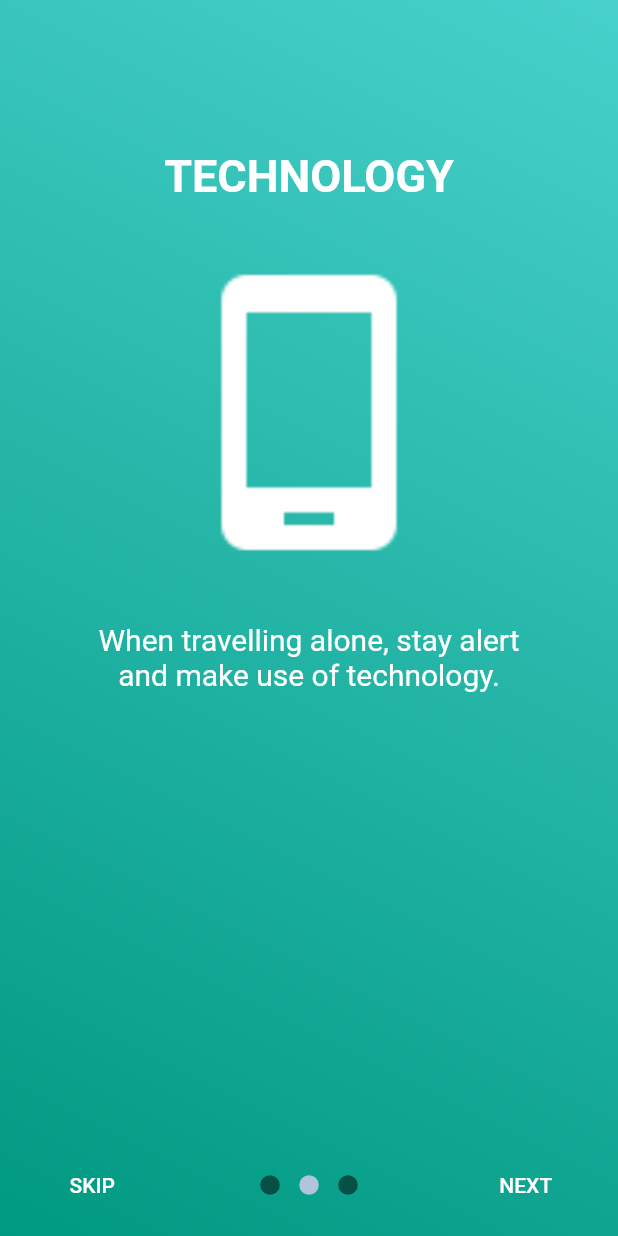
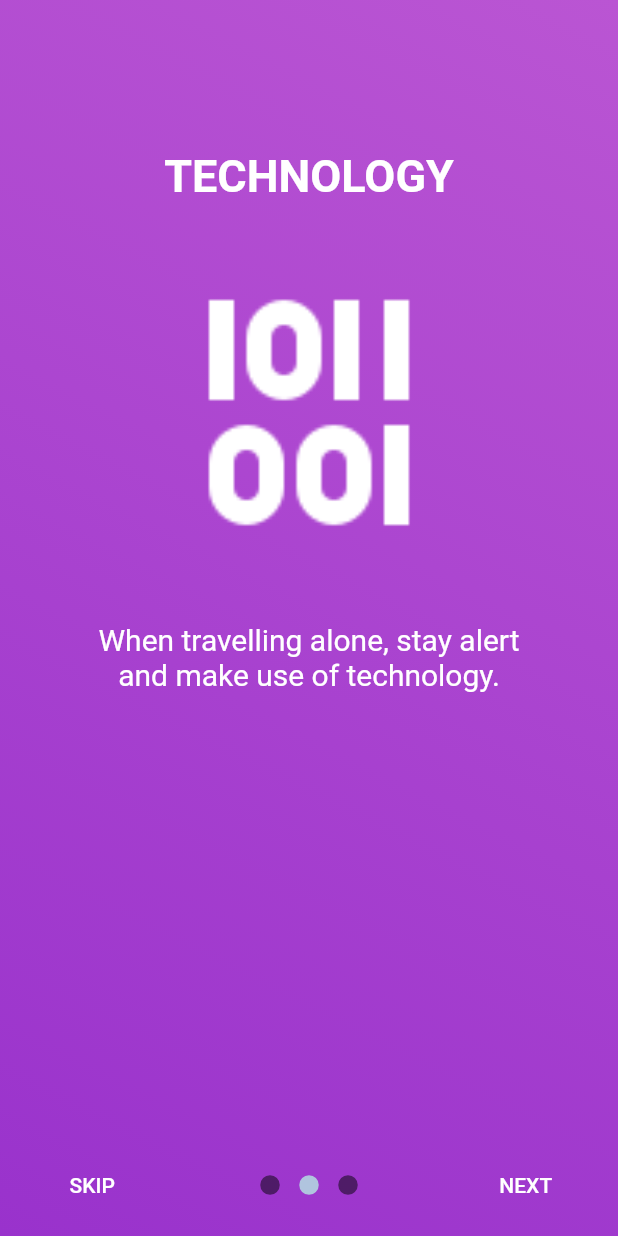
Before and after one commit to codingindia/travel-safe, a Flutter app: the screen it shows after launch, swiped to page 2, on a phone screen of 412 x 824 dp. Run offline on Flutter 3.47's test engine with Material 2 defaults, Android fonts, the phone set to English and light mode, and no system bars; drawn by our look-alikes of intro_slider; our stand-ins replace cloud_firestore, firebase_auth, firebase_database, geolocator, google_maps_flutter, google_sign_in and 2 more; missing offline and left inert: gender_selection, location_permissions; accounts and stored records are empty; Roboto replaces fonts that are missing (OpenSans, RobotoMono).

Commit message:
changed gradient colors and logos

```diff
--- a/components/lib/screens/introPage.dart
+++ b/components/lib/screens/introPage.dart
@@ -31,8 +31,8 @@ class _MyIntroPage extends State<MyIntroPage> {
         marginDescription: EdgeInsets.only(left: 50.0, right: 50.0, top: 40.0),
         pathImage: "images/safety.png",
 
-        colorBegin: Color(0xffFF00FF),
-        colorEnd: Color(0xffD02090),
+        colorBegin: Color(0xfff14856),
+        colorEnd: Color(0xffcb0073),
         directionColorBegin: Alignment.topRight,
         directionColorEnd: Alignment.bottomLeft,
 
@@ -53,10 +53,10 @@ class _MyIntroPage extends State<MyIntroPage> {
             fontSize: 20.0,
             fontFamily: 'RobotoMono'),
         marginDescription: EdgeInsets.only(left: 50.0, right: 50.0, top: 40.0),
-        pathImage: "images/phone.png",
+        pathImage: "images/data.png",
 
-        colorBegin: Color(0xff48D1CC),
-        colorEnd: Color(0xff009981),
+        colorBegin: Color(0xffBA55D3),
+        colorEnd: Color(0xff9932CC),
         directionColorBegin: Alignment.topRight,
         directionColorEnd: Alignment.bottomLeft,
       ),
@@ -77,10 +77,10 @@ class _MyIntroPage extends State<MyIntroPage> {
             fontSize: 20.0,
             fontFamily: 'RobotoMono'),
         marginDescription: EdgeInsets.only(left: 50.0, right: 50.0, top: 40.0),
-        pathImage: "images/tracking.png",
+        pathImage: "images/location.png",
 
-        colorBegin: Color(0xff4169E1),
-        colorEnd: Color(0xff101EBC),
+        colorBegin: Color(0xff00FF00),
+        colorEnd: Color(0xff32CD32),
         directionColorBegin: Alignment.topRight,
         directionColorEnd: Alignment.bottomLeft,
       ),
--- a/components/pubspec.yaml
+++ b/components/pubspec.yaml
@@ -45,8 +45,8 @@ flutter:
   # the material Icons class.
   uses-material-design: true
   assets:
-    - images/tracking.png
-    - images/phone.png
+    - images/location.png
+    - images/data.png
     - images/safety.png
   # An image asset can refer to one or more resolution-specific "variants", see
   # https://flutter.dev/assets-and-images/#resolution-aware.
```
Also changed, not shown: components/images/data.png (added), components/images/location.png (added), components/images/phone.png (deleted), components/images/tracking.png (deleted).
